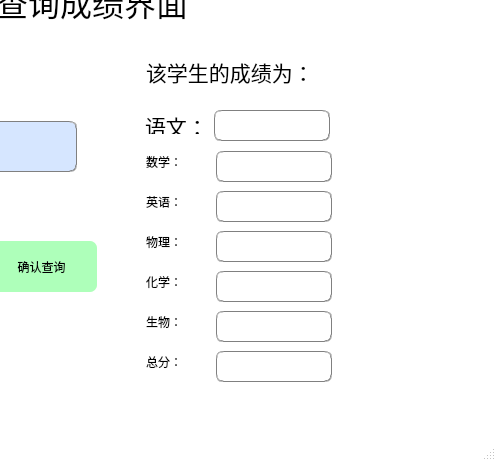
lensans/-, file CODE/check_score.ui: the form before one commit; both pictures show x 304 to 800 and y 139 to 600 of the 800 by 600 pixel window.
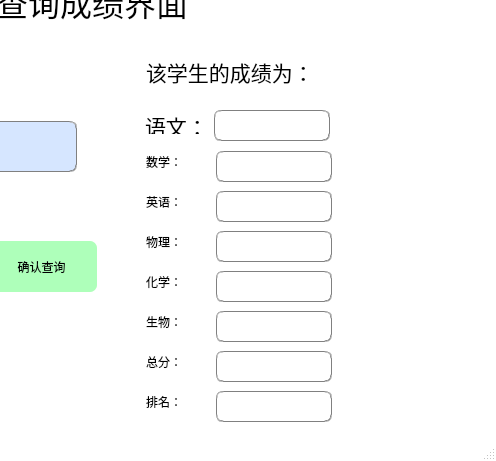
The form after the commit. Icons and pictures are not drawn.

Commit message: 在查询界面添加了排名

Diff of the .ui file:
```diff
--- a/CODE/check_score.ui
+++ b/CODE/check_score.ui
@@ -160,7 +160,7 @@
       <x>440</x>
       <y>220</y>
       <width>209</width>
-      <height>311</height>
+      <height>351</height>
      </rect>
     </property>
     <property name="styleSheet">
@@ -378,6 +378,36 @@
 7px;padding:2px 4px;background-color: rgb(255, 255, 255);</string>
      </property>
     </widget>
+    <widget class="QLabel" name="check_sum_label_2">
+     <property name="geometry">
+      <rect>
+       <x>10</x>
+       <y>310</y>
+       <width>63</width>
+       <height>21</height>
+      </rect>
+     </property>
+     <property name="styleSheet">
+      <string notr="true">font: 16pt &quot;宋体&quot;;</string>
+     </property>
+     <property name="text">
+      <string>排名：</string>
+     </property>
+    </widget>
+    <widget class="QLineEdit" name="check_rank_line_2">
+     <property name="geometry">
+      <rect>
+       <x>80</x>
+       <y>310</y>
+       <width>116</width>
+       <height>31</height>
+      </rect>
+     </property>
+     <property name="styleSheet">
+      <string notr="true">border:1px groove gray;border-radius:
+7px;padding:2px 4px;background-color: rgb(255, 255, 255);</string>
+     </property>
+    </widget>
    </widget>
   </widget>
   <widget class="QMenuBar" name="menubar">
```
Left out of the diff: 2 changed lines with no effect on the pictures. The commit also changes 9 other files.
